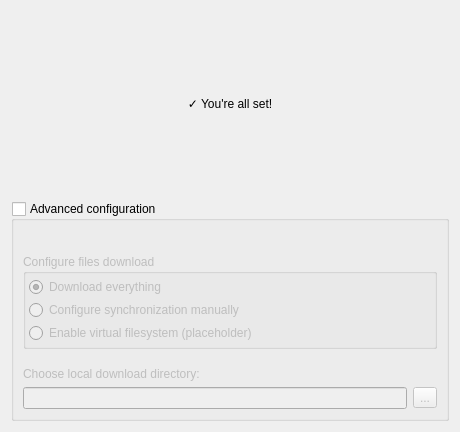
nextcloud/desktop, file src/gui/newwizard/pages/accountconfiguredwizardpage.ui: the form before one commit.
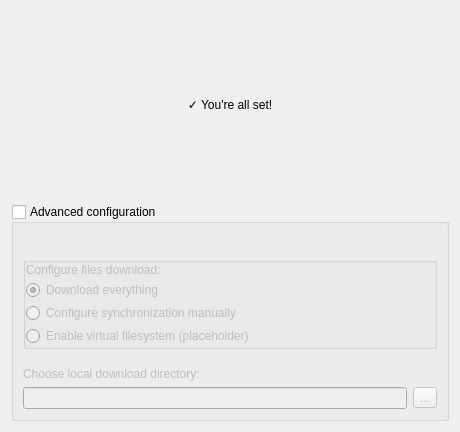
The form after the commit.

Commit message:
Fix another group box label truncation
Same as #9862, but this time in the advanced section of the account
wizard page.

Fixes #9718

```diff
--- a/src/gui/newwizard/pages/accountconfiguredwizardpage.ui
+++ b/src/gui/newwizard/pages/accountconfiguredwizardpage.ui
@@ -116,24 +116,34 @@
          <item>
           <widget class="QGroupBox" name="syncModeGroupBox">
            <property name="title">
-            <string>Configure files download</string>
+            <string/>
+           </property>
+           <property name="flat">
+            <bool>true</bool>
            </property>
            <layout class="QVBoxLayout" name="syncModeGroupBoxLayout">
             <property name="spacing">
              <number>3</number>
             </property>
             <property name="leftMargin">
-             <number>3</number>
+             <number>0</number>
             </property>
             <property name="topMargin">
-             <number>3</number>
+             <number>0</number>
             </property>
             <property name="rightMargin">
-             <number>3</number>
+             <number>0</number>
             </property>
             <property name="bottomMargin">
-             <number>3</number>
+             <number>0</number>
             </property>
+            <item>
+             <widget class="QLabel" name="label">
+              <property name="text">
+               <string>Configure files download:</string>
+              </property>
+             </widget>
+            </item>
             <item>
              <widget class="QRadioButton" name="syncEverythingRadioButton">
               <property name="text">
```
Left out of the diff: 4 changed lines with no effect on the pictures. The commit also changes 1 other file.
